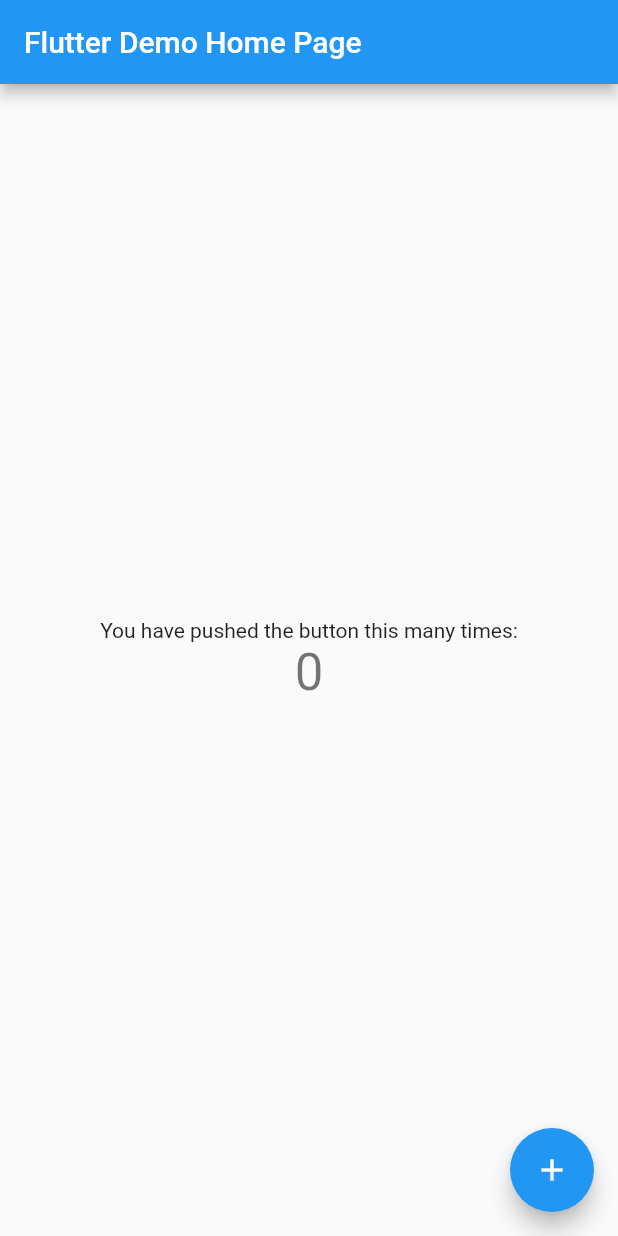
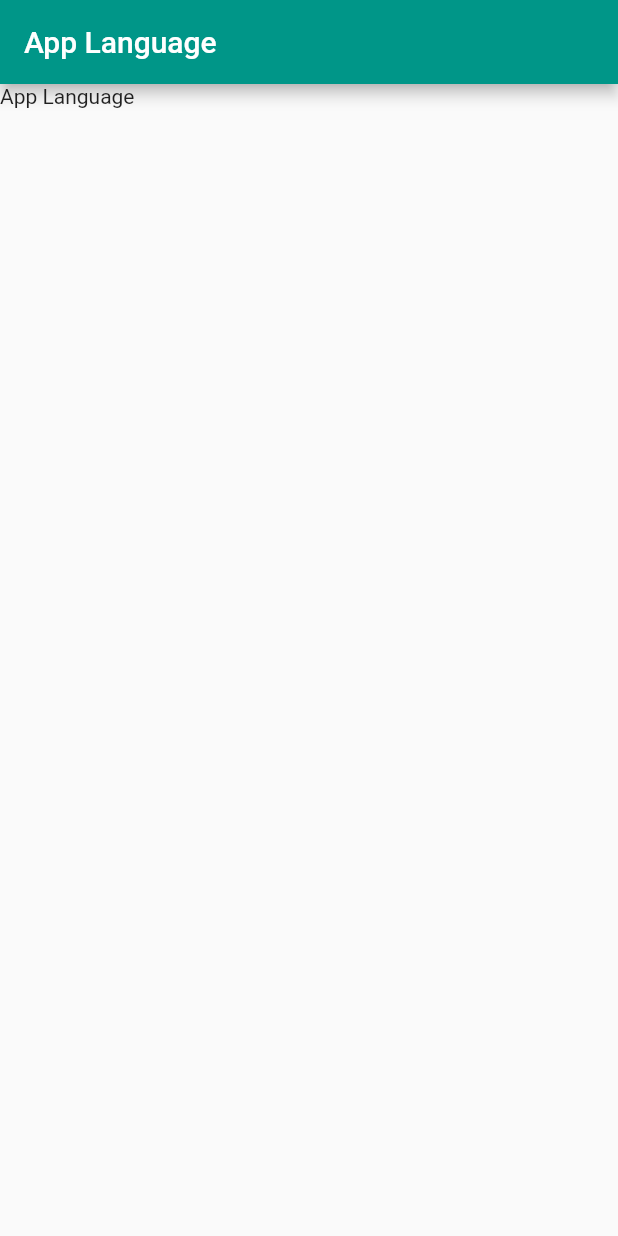
Before and after one commit to yoesuv/Flutter-App-Language, a Flutter app: the screen it shows after launch, on a phone screen of 412 x 824 dp. Run offline on Flutter 3.47's test engine with Material 2 defaults, Android fonts, the phone set to English and light mode, and no system bars.

Commit message:
:newspaper: setup screen

```diff
--- a/lib/main.dart
+++ b/lib/main.dart
@@ -1,115 +1,6 @@
+import 'package:app_language/src/my_app.dart';
 import 'package:flutter/material.dart';
 
 void main() {
   runApp(const MyApp());
 }
-
-class MyApp extends StatelessWidget {
-  const MyApp({Key? key}) : super(key: key);
-
-  // This widget is the root of your application.
-  @override
-  Widget build(BuildContext context) {
-    return MaterialApp(
-      title: 'Flutter Demo',
-      theme: ThemeData(
-        // This is the theme of your application.
-        //
-        // Try running your application with "flutter run". You'll see the
-        // application has a blue toolbar. Then, without quitting the app, try
-        // changing the primarySwatch below to Colors.green and then invoke
-        // "hot reload" (press "r" in the console where you ran "flutter run",
-        // or simply save your changes to "hot reload" in a Flutter IDE).
-        // Notice that the counter didn't reset back to zero; the application
-        // is not restarted.
-        primarySwatch: Colors.blue,
-      ),
-      home: const MyHomePage(title: 'Flutter Demo Home Page'),
-    );
-  }
-}
-
-class MyHomePage extends StatefulWidget {
-  const MyHomePage({Key? key, required this.title}) : super(key: key);
-
-  // This widget is the home page of your application. It is stateful, meaning
-  // that it has a State object (defined below) that contains fields that affect
-  // how it looks.
-
-  // This class is the configuration for the state. It holds the values (in this
-  // case the title) provided by the parent (in this case the App widget) and
-  // used by the build method of the State. Fields in a Widget subclass are
-  // always marked "final".
-
-  final String title;
-
-  @override
-  State<MyHomePage> createState() => _MyHomePageState();
-}
-
-class _MyHomePageState extends State<MyHomePage> {
-  int _counter = 0;
-
-  void _incrementCounter() {
-    setState(() {
-      // This call to setState tells the Flutter framework that something has
-      // changed in this State, which causes it to rerun the build method below
-      // so that the display can reflect the updated values. If we changed
-      // _counter without calling setState(), then the build method would not be
-      // called again, and so nothing would appear to happen.
-      _counter++;
-    });
-  }
-
-  @override
-  Widget build(BuildContext context) {
-    // This method is rerun every time setState is called, for instance as done
-    // by the _incrementCounter method above.
-    //
-    // The Flutter framework has been optimized to make rerunning build methods
-    // fast, so that you can just rebuild anything that needs updating rather
-    // than having to individually change instances of widgets.
-    return Scaffold(
-      appBar: AppBar(
-        // Here we take the value from the MyHomePage object that was created by
-        // the App.build method, and use it to set our appbar title.
-        title: Text(widget.title),
-      ),
-      body: Center(
-        // Center is a layout widget. It takes a single child and positions it
-        // in the middle of the parent.
-        child: Column(
-          // Column is also a layout widget. It takes a list of children and
-          // arranges them vertically. By default, it sizes itself to fit its
-          // children horizontally, and tries to be as tall as its parent.
-          //
-          // Invoke "debug painting" (press "p" in the console, choose the
-          // "Toggle Debug Paint" action from the Flutter Inspector in Android
-          // Studio, or the "Toggle Debug Paint" command in Visual Studio Code)
-          // to see the wireframe for each widget.
-          //
-          // Column has various properties to control how it sizes itself and
-          // how it positions its children. Here we use mainAxisAlignment to
-          // center the children vertically; the main axis here is the vertical
-          // axis because Columns are vertical (the cross axis would be
-          // horizontal).
-          mainAxisAlignment: MainAxisAlignment.center,
-          children: <Widget>[
-            const Text(
-              'You have pushed the button this many times:',
-            ),
-            Text(
-              '$_counter',
-              style: Theme.of(context).textTheme.headline4,
-            ),
-          ],
-        ),
-      ),
-      floatingActionButton: FloatingActionButton(
-        onPressed: _incrementCounter,
-        tooltip: 'Increment',
-        child: const Icon(Icons.add),
-      ), // This trailing comma makes auto-formatting nicer for build methods.
-    );
-  }
-}
--- /dev/null
+++ b/lib/src/my_app.dart
@@ -0,0 +1,17 @@
+import 'package:app_language/src/screens/home_screen.dart';
+import 'package:flutter/material.dart';
+
+class MyApp extends StatelessWidget {
+  const MyApp({Key? key}) : super(key: key);
+
+  @override
+  Widget build(BuildContext context) {
+    return MaterialApp(
+      title: 'Flutter App Language',
+      theme: ThemeData(
+        primarySwatch: Colors.teal,
+      ),
+      home: const HomeScreen(),
+    );
+  }
+}
--- /dev/null
+++ b/lib/src/screens/home_screen.dart
@@ -0,0 +1,22 @@
+import 'package:flutter/material.dart';
+
+class HomeScreen extends StatelessWidget {
+  const HomeScreen({Key? key}) : super(key: key);
+
+  @override
+  Widget build(BuildContext context) {
+    return Scaffold(
+      appBar: AppBar(
+        title: Text('App Language'),
+      ),
+      body: SafeArea(
+        child: Column(
+          mainAxisSize: MainAxisSize.min,
+          children: const [
+            Text('App Language'),
+          ],
+        ),
+      ),
+    );
+  }
+}
```
Also changed, not shown: 1 other file.
